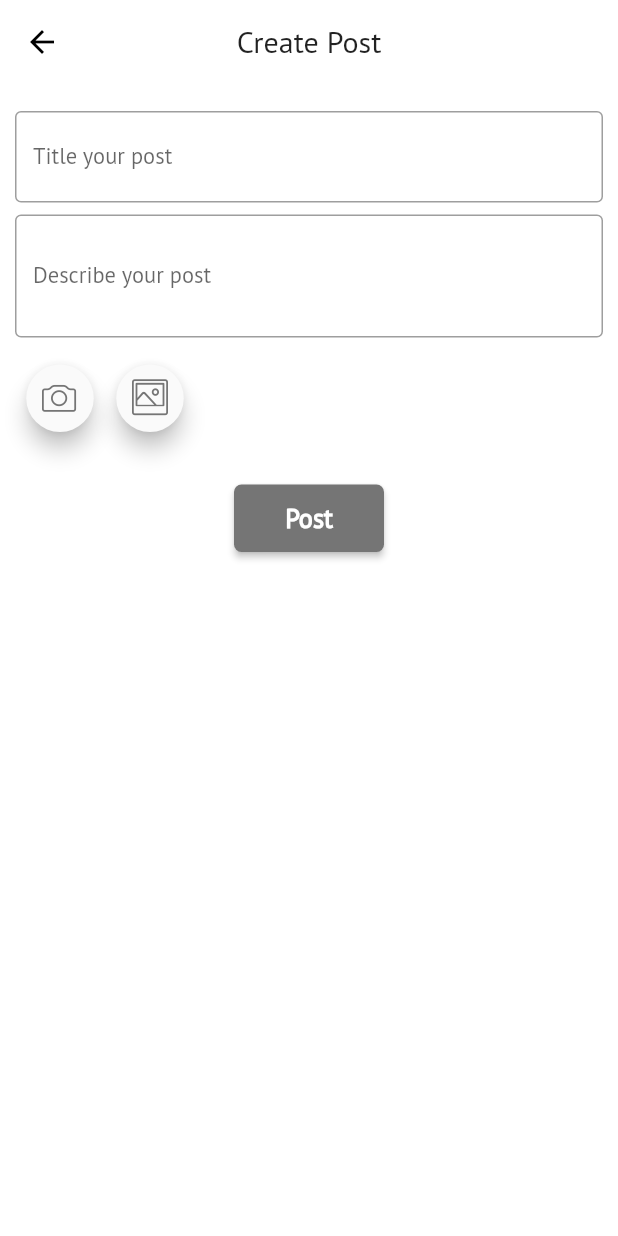
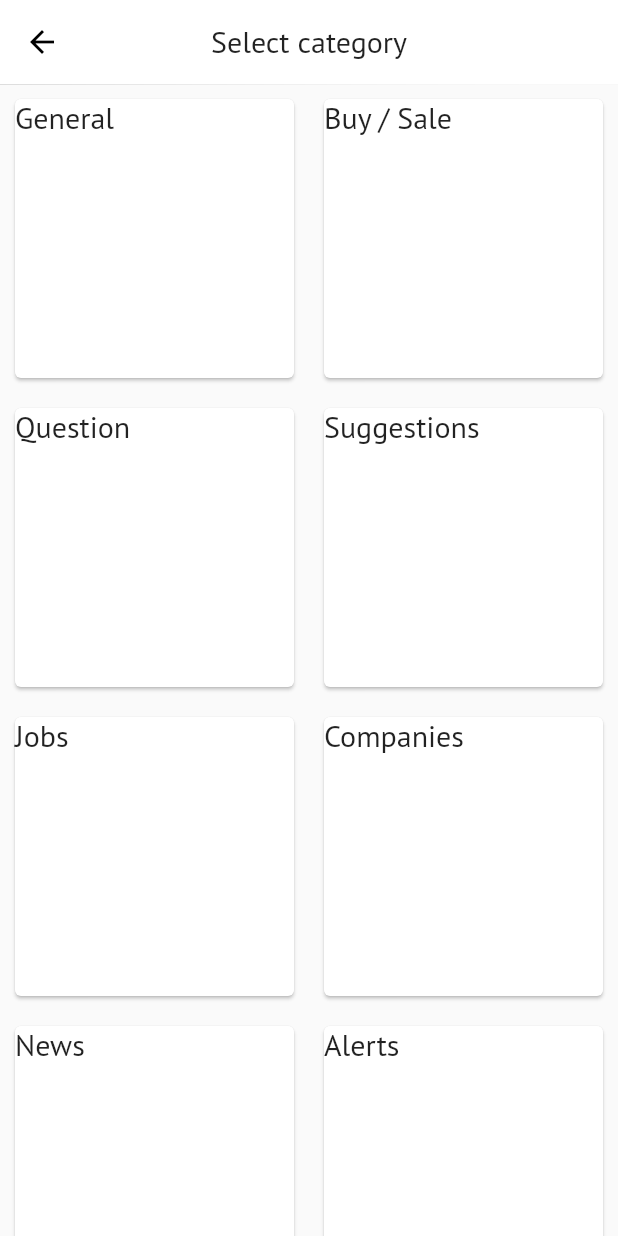
Before and after one commit to PaulStein1195/UR, a Flutter app: the screen it shows after launch, after a tap on an icon or button, on a phone screen of 412 x 824 dp. Run offline on Flutter 3.47's test engine with Material 2 defaults, Android fonts, the phone set to English and light mode, and no system bars; our stand-ins replace cloud_firestore, firebase_analytics, firebase_auth, firebase_database, firebase_storage, flutter_spinkit and 6 more; missing offline and left inert: dart:ffi; accounts and stored records are empty; network calls fail.

Commit message:
Creating categories for type of posts

```diff
--- a/ur_opinion/lib/home.dart
+++ b/ur_opinion/lib/home.dart
@@ -1,7 +1,6 @@
 import 'package:flutter/foundation.dart';
 import 'package:flutter/material.dart';
 import 'package:flutter/widgets.dart';
-import 'package:ur_opinion/pages/Home/timeline.dart';
 import 'package:ur_opinion/pages/Home/timeline_example.dart';
 import 'package:ur_opinion/pages/Me/profile.dart';
 import 'package:ur_opinion/pages/Me/profile_menus/my_summary.dart';
--- /dev/null
+++ b/ur_opinion/lib/pages/Home/select_post_type.dart
@@ -0,0 +1,51 @@
+import 'package:flutter/material.dart';
+import 'package:ur_opinion/widgets/my_flutter_app_icons.dart';
+
+class Select_PostType extends StatelessWidget {
+  List<String> categories = [
+    "General",
+    "Buy / Sale",
+    "Question",
+    "Suggestions",
+    "Jobs",
+    "Companies",
+    "News",
+    "Alerts",
+    "Other",
+  ];
+
+  @override
+  Widget build(BuildContext context) {
+    return Scaffold(
+        appBar: AppBar(
+          elevation: 0.2,
+          centerTitle: true,
+          title: Text("Select category"),
+        ),
+        body: GridView(
+          gridDelegate:
+              SliverGridDelegateWithFixedCrossAxisCount(crossAxisCount: 2),
+          children: categories.map((
+            title,
+          ) {
+            //Loop all item in events list
+            return GestureDetector(
+              child: Card(
+                margin: const EdgeInsets.all(10.0),
+                child: getCardByTitle(title),
+              ),
+              onTap: () {
+                //Show Toast
+              },
+            );
+          }).toList(),
+        ));
+  }
+
+  Widget getCardByTitle(String title) {
+    return Text(
+      title,
+      style: TextStyle(fontSize: 20.0),
+    );
+  }
+}
--- a/ur_opinion/lib/pages/Home/timeline_example.dart
+++ b/ur_opinion/lib/pages/Home/timeline_example.dart
@@ -1,7 +1,9 @@
 import 'package:flutter/material.dart';
+import 'package:ur_opinion/home.dart';
 import 'package:ur_opinion/models/data.dart';
 import 'package:ur_opinion/models/posts.dart';
 import 'package:ur_opinion/models/trends.dart';
+import 'package:ur_opinion/pages/Home/select_post_type.dart';
 import 'package:ur_opinion/widgets/my_flutter_app_icons.dart';
 
 import 'create_post.dart';
@@ -16,15 +18,36 @@ class Timeline_Example extends StatelessWidget {
             expandedHeight: 65.0,
             title: Text("UrOpinion"),
             actions: [
-              IconButton(
-                onPressed: () {},
-                icon: Icon(MyFlutterApp.mic, color: Colors.grey.shade600),
+              /*Container(
+                height: 42.0,
+                width: 42.0,
+                child: FittedBox(
+                  child: FloatingActionButton(
+                    backgroundColor: Colors.grey.shade400,
+                    elevation: 0.0,
+                    splashColor: Colors.blue,
+                    onPressed: () {},
+                    child: Icon(
+                      MyFlutterApp.mic,
+                      size: 30,
+                    ),
+                  ),
+                ),
+              ),*/
+              SizedBox(
+                width: 10.0,
               ),
               IconButton(
+                splashColor: Colors.orange,
                 onPressed: () {},
-                icon: Icon(MyFlutterApp.megaphone, color: Colors.grey.shade600,),
+                icon: Icon(
+                  MyFlutterApp.sound,
+                  color: Colors.grey.shade600,
+                ),
               ),
-              SizedBox(width: 10.0,)
+              SizedBox(
+                width: 10.0,
+              )
             ],
           ),
           SliverList(
@@ -47,7 +70,8 @@ class Timeline_Example extends StatelessWidget {
                 height: 10.0,
               ),
               Padding(
-                padding: const EdgeInsets.symmetric(horizontal: 18.0, vertical: 5.0),
+                padding:
+                    const EdgeInsets.symmetric(horizontal: 18.0, vertical: 5.0),
                 child: Text(
                   "TOP 3",
                   style: TextStyle(fontSize: 15.5),
@@ -60,14 +84,14 @@ class Timeline_Example extends StatelessWidget {
                   "10 days in a row"),
               Trends("https://picsum.photos/250?image=11", "Elections USA",
                   "3 days in a row"),
-              Trends(
-                  "https://picsum.photos/250?image=11", "Elections", "Elections"),
+              Trends("https://picsum.photos/250?image=11", "Elections",
+                  "Elections"),
               SizedBox(
                 height: 10.0,
               ),
               Padding(
                 padding:
-                const EdgeInsets.symmetric(horizontal: 18.0, vertical: 5.0),
+                    const EdgeInsets.symmetric(horizontal: 18.0, vertical: 5.0),
                 child: Text(
                   "POSTS (15)",
                   style: TextStyle(fontSize: 15.5),
@@ -133,7 +157,7 @@ class Timeline_Example extends StatelessWidget {
       ),
       floatingActionButton: FloatingActionButton(
         onPressed: () => Navigator.push(
-            context, MaterialPageRoute(builder: (context) => Create_Post())),
+            context, MaterialPageRoute(builder: (context) => Select_PostType())),
         child: Icon(
           MyFlutterApp.pencil,
           color: Colors.grey.shade700,
--- a/ur_opinion/lib/pages/Me/profile.dart
+++ b/ur_opinion/lib/pages/Me/profile.dart
@@ -118,7 +118,7 @@ class _ProfileState extends State<Profile> {
                 mainAxisAlignment: MainAxisAlignment.start,
                 crossAxisAlignment: CrossAxisAlignment.start,
                 children: [
-                  Icon(MyFlutterApp.chart_bars, size: 20.0),
+                  Icon(MyFlutterApp.history, size: 20.0),
                   Padding(
                     padding: const EdgeInsets.only(left: 20.0),
                     child: Text(
```
Also changed, not shown: ur_opinion/lib/pages/Home/timeline.dart (deleted, +0 -162 lines).
